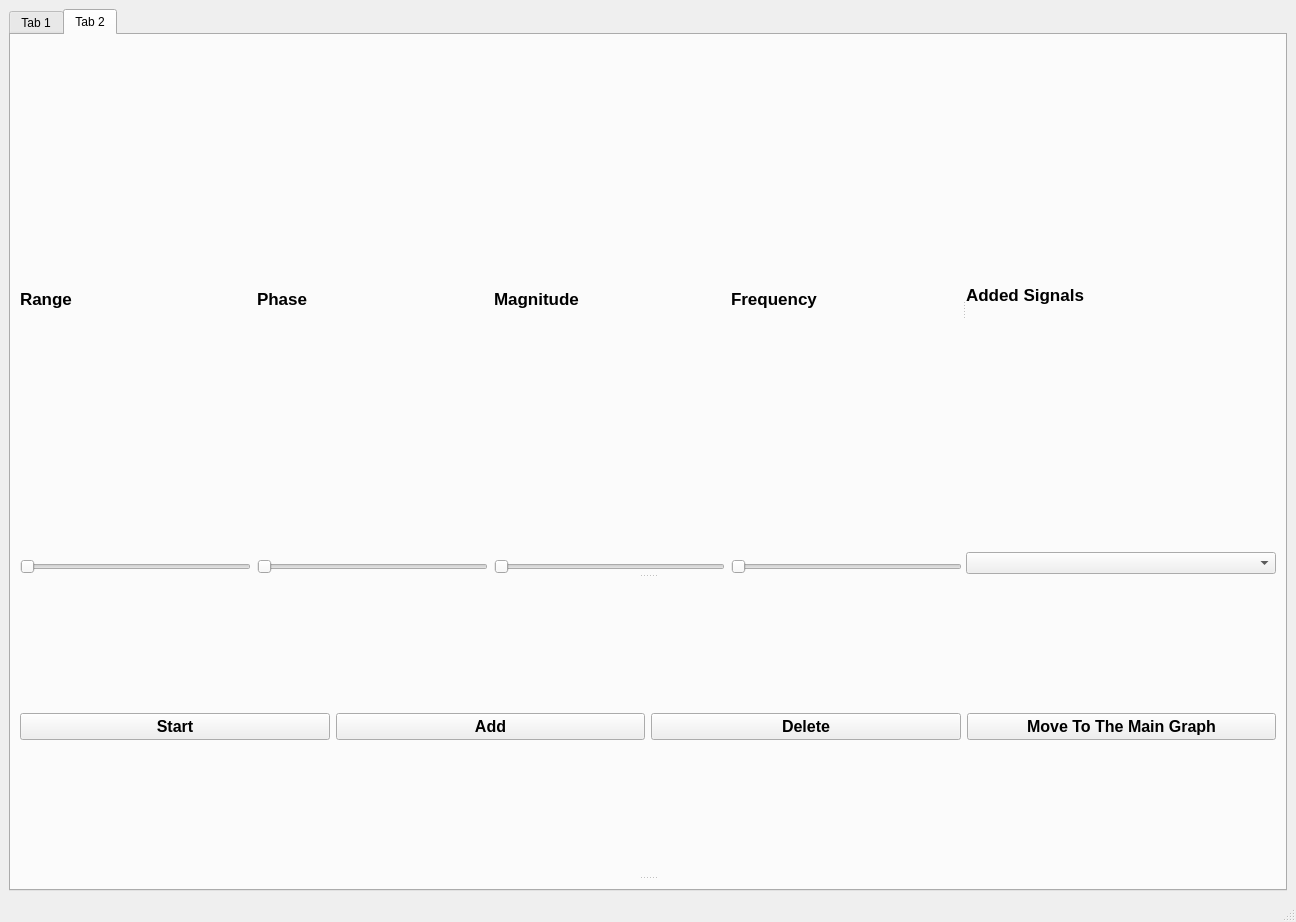
First picture: the form in task2.ui, repository Abdelrahman-Ashraf1/DSP-TASK2, before the edit.
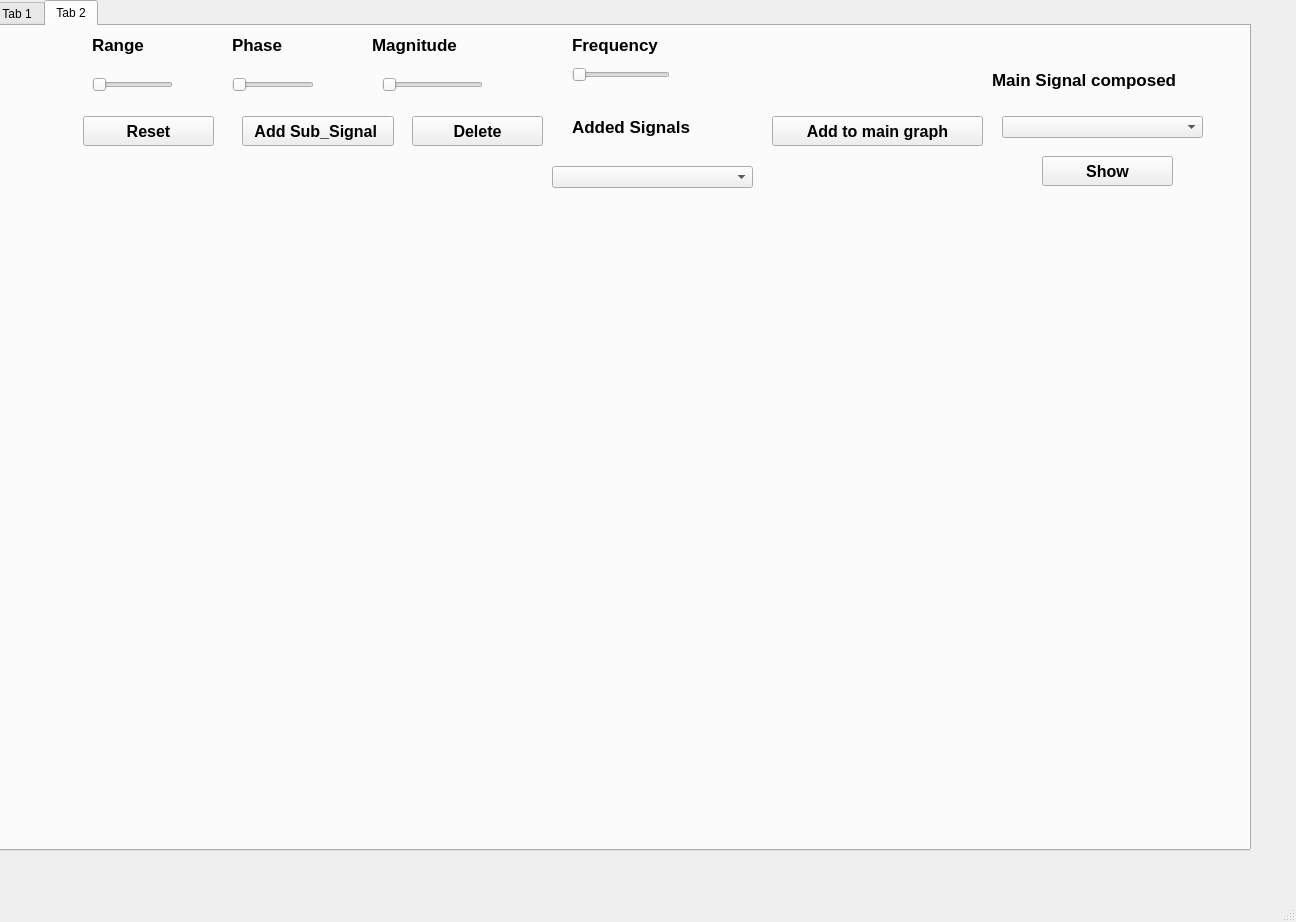
Second picture: the form after the edit. The open tabs and pages were chosen to show the change.

```diff
--- a/task2.ui
+++ b/task2.ui
@@ -14,29 +14,34 @@
    <string>MainWindow</string>
   </property>
   <widget class="QWidget" name="centralwidget">
-   <layout class="QVBoxLayout" name="verticalLayout_9">
-    <item>
      <widget class="QTabWidget" name="tabWidget">
+    <property name="geometry">
+     <rect>
+      <x>-10</x>
+      <y>0</y>
+      <width>1261</width>
+      <height>851</height>
+     </rect>
+    </property>
       <property name="styleSheet">
        <string notr="true"/>
       </property>
       <property name="currentIndex">
-       <number>0</number>
+     <number>1</number>
       </property>
       <widget class="QWidget" name="tab">
        <attribute name="title">
         <string>Tab 1</string>
        </attribute>
-       <layout class="QVBoxLayout" name="verticalLayout_12">
-        <item>
-         <widget class="QSplitter" name="splitter_6">
-          <property name="orientation">
-           <enum>Qt::Vertical</enum>
-          </property>
-          <widget class="QWidget" name="">
-           <layout class="QVBoxLayout" name="verticalLayout_11">
-            <item>
              <widget class="QLabel" name="label">
+      <property name="geometry">
+       <rect>
+        <x>10</x>
+        <y>10</y>
+        <width>346</width>
+        <height>23</height>
+       </rect>
+      </property>
               <property name="font">
                <font>
                 <pointsize>13</pointsize>
@@ -48,45 +53,15 @@
                <string>Signal Sampling and Reconstruction</string>
               </property>
              </widget>
-            </item>
-            <item>
-             <layout class="QVBoxLayout" name="verticalLayout_10">
-              <item>
-               <layout class="QHBoxLayout" name="horizontalLayout_4">
-                <item>
-                 <widget class="QPushButton" name="browse">
-                  <property name="font">
-                   <font>
-                    <pointsize>12</pointsize>
-                    <weight>75</weight>
-                    <bold>true</bold>
-                   </font>
-                  </property>
-                  <property name="text">
-                   <string>Browse</string>
-                  </property>
-                 </widget>
-                </item>
-                <item>
-                 <widget class="QPushButton" name="browse_2">
-                  <property name="font">
-                   <font>
-                    <pointsize>12</pointsize>
-                    <weight>75</weight>
-                    <bold>true</bold>
-                   </font>
-                  </property>
-                  <property name="text">
-                   <string>show</string>
-                  </property>
-                 </widget>
-                </item>
-               </layout>
-              </item>
-              <item>
-               <layout class="QVBoxLayout" name="verticalLayout_8">
-                <item>
                  <widget class="QLabel" name="label_5">
+      <property name="geometry">
+       <rect>
+        <x>12</x>
+        <y>79</y>
+        <width>356</width>
+        <height>16</height>
+       </rect>
+      </property>
                   <property name="font">
                    <font>
                     <pointsize>11</pointsize>
@@ -98,28 +73,68 @@
                    <string>Sampling Signal Frequency</string>
                   </property>
                  </widget>
-                </item>
-                <item>
                  <widget class="QSlider" name="horizontalSlider">
+      <property name="geometry">
+       <rect>
+        <x>12</x>
+        <y>99</y>
+        <width>356</width>
+        <height>16</height>
+       </rect>
+      </property>
                   <property name="orientation">
                    <enum>Qt::Horizontal</enum>
                   </property>
                  </widget>
-                </item>
-               </layout>
-              </item>
-             </layout>
-            </item>
-           </layout>
-          </widget>
-          <widget class="QSplitter" name="splitter_5">
-           <property name="orientation">
-            <enum>Qt::Vertical</enum>
-           </property>
-           <widget class="QWidget" name="">
-            <layout class="QHBoxLayout" name="horizontalLayout_5">
-             <item>
+     <widget class="QPushButton" name="browse">
+      <property name="geometry">
+       <rect>
+        <x>12</x>
+        <y>41</y>
+        <width>82</width>
+        <height>30</height>
+       </rect>
+      </property>
+      <property name="font">
+       <font>
+        <pointsize>12</pointsize>
+        <weight>75</weight>
+        <bold>true</bold>
+       </font>
+      </property>
+      <property name="text">
+       <string>Browse</string>
+      </property>
+     </widget>
+     <widget class="QPushButton" name="browse_2">
+      <property name="geometry">
+       <rect>
+        <x>100</x>
+        <y>41</y>
+        <width>82</width>
+        <height>30</height>
+       </rect>
+      </property>
+      <property name="font">
+       <font>
+        <pointsize>12</pointsize>
+        <weight>75</weight>
+        <bold>true</bold>
+       </font>
+      </property>
+      <property name="text">
+       <string>show</string>
+      </property>
+     </widget>
               <widget class="QLabel" name="label_3">
+      <property name="geometry">
+       <rect>
+        <x>10</x>
+        <y>122</y>
+        <width>147</width>
+        <height>16</height>
+       </rect>
+      </property>
                <property name="font">
                 <font>
                  <pointsize>13</pointsize>
@@ -131,9 +146,15 @@
                 <string>Original Signal </string>
                </property>
               </widget>
-             </item>
-             <item>
               <widget class="QLabel" name="label_2">
+      <property name="geometry">
+       <rect>
+        <x>163</x>
+        <y>122</y>
+        <width>207</width>
+        <height>16</height>
+       </rect>
+      </property>
                <property name="font">
                 <font>
                  <pointsize>13</pointsize>
@@ -145,49 +166,171 @@
                 <string>Reconstructed signal </string>
                </property>
               </widget>
-             </item>
-            </layout>
-           </widget>
-           <widget class="QSplitter" name="splitter">
-            <property name="orientation">
-             <enum>Qt::Horizontal</enum>
-            </property>
-            <widget class="QWidget" name="verticalLayoutWidget_2">
-             <layout class="QVBoxLayout" name="verticalLayout"/>
-            </widget>
-            <widget class="QWidget" name="verticalLayoutWidget_3">
-             <layout class="QVBoxLayout" name="verticalLayout_2"/>
-            </widget>
-           </widget>
-          </widget>
-         </widget>
-        </item>
-       </layout>
       </widget>
       <widget class="QWidget" name="tab_2">
        <attribute name="title">
         <string>Tab 2</string>
        </attribute>
-       <layout class="QHBoxLayout" name="horizontalLayout_3">
-        <item>
-         <widget class="QSplitter" name="splitter_4">
-          <property name="orientation">
-           <enum>Qt::Vertical</enum>
-          </property>
-          <widget class="QSplitter" name="splitter_3">
-           <property name="orientation">
-            <enum>Qt::Vertical</enum>
-           </property>
-           <widget class="QSplitter" name="splitter_2">
-            <property name="orientation">
-             <enum>Qt::Horizontal</enum>
-            </property>
+     <widget class="QComboBox" name="comboBox_2">
+      <property name="geometry">
+       <rect>
+        <x>1010</x>
+        <y>90</y>
+        <width>201</width>
+        <height>22</height>
+       </rect>
+      </property>
+     </widget>
+     <widget class="QLabel" name="label_16">
+      <property name="geometry">
+       <rect>
+        <x>1000</x>
+        <y>38</y>
+        <width>221</width>
+        <height>31</height>
+       </rect>
+      </property>
+      <property name="font">
+       <font>
+        <pointsize>13</pointsize>
+        <weight>75</weight>
+        <bold>true</bold>
+       </font>
+      </property>
+      <property name="text">
+       <string>Main Signal composed</string>
+      </property>
+     </widget>
+     <widget class="QComboBox" name="comboBox_3">
+      <property name="geometry">
+       <rect>
+        <x>560</x>
+        <y>140</y>
+        <width>201</width>
+        <height>22</height>
+       </rect>
+      </property>
+     </widget>
+     <widget class="QPushButton" name="ShowButton_2">
+      <property name="geometry">
+       <rect>
+        <x>1050</x>
+        <y>130</y>
+        <width>131</width>
+        <height>30</height>
+       </rect>
+      </property>
+      <property name="font">
+       <font>
+        <pointsize>12</pointsize>
+        <weight>75</weight>
+        <bold>true</bold>
+       </font>
+      </property>
+      <property name="text">
+       <string>Show</string>
+      </property>
+     </widget>
             <widget class="QWidget" name="">
+      <property name="geometry">
+       <rect>
+        <x>30</x>
+        <y>240</y>
+        <width>1221</width>
+        <height>581</height>
+       </rect>
+      </property>
              <layout class="QHBoxLayout" name="horizontalLayout">
               <item>
-               <layout class="QVBoxLayout" name="verticalLayout_3">
+        <layout class="QVBoxLayout" name="BasisFunctionLayout"/>
+       </item>
                 <item>
+        <layout class="QVBoxLayout" name="verticalLayout"/>
+       </item>
+      </layout>
+     </widget>
+     <widget class="QPushButton" name="AddButton">
+      <property name="geometry">
+       <rect>
+        <x>250</x>
+        <y>90</y>
+        <width>152</width>
+        <height>30</height>
+       </rect>
+      </property>
+      <property name="font">
+       <font>
+        <pointsize>12</pointsize>
+        <weight>75</weight>
+        <bold>true</bold>
+       </font>
+      </property>
+      <property name="text">
+       <string>Add Sub_Signal </string>
+      </property>
+     </widget>
+     <widget class="QLabel" name="label_12">
+      <property name="geometry">
+       <rect>
+        <x>380</x>
+        <y>10</y>
+        <width>101</width>
+        <height>18</height>
+       </rect>
+      </property>
+      <property name="font">
+       <font>
+        <pointsize>13</pointsize>
+        <weight>75</weight>
+        <bold>true</bold>
+       </font>
+      </property>
+      <property name="text">
+       <string>Magnitude</string>
+      </property>
+     </widget>
+     <widget class="QPushButton" name="pushButton_2">
+      <property name="geometry">
+       <rect>
+        <x>420</x>
+        <y>90</y>
+        <width>131</width>
+        <height>30</height>
+       </rect>
+      </property>
+      <property name="font">
+       <font>
+        <pointsize>12</pointsize>
+        <weight>75</weight>
+        <bold>true</bold>
+       </font>
+      </property>
+      <property name="text">
+       <string>Delete</string>
+      </property>
+     </widget>
+     <widget class="QSlider" name="freqslider">
+      <property name="geometry">
+       <rect>
+        <x>580</x>
+        <y>40</y>
+        <width>98</width>
+        <height>17</height>
+       </rect>
+      </property>
+      <property name="orientation">
+       <enum>Qt::Horizontal</enum>
+      </property>
+     </widget>
                  <widget class="QLabel" name="label_15">
+      <property name="geometry">
+       <rect>
+        <x>100</x>
+        <y>10</y>
+        <width>81</width>
+        <height>18</height>
+       </rect>
+      </property>
                   <property name="font">
                    <font>
                     <pointsize>13</pointsize>
@@ -199,20 +342,61 @@
                    <string>Range</string>
                   </property>
                  </widget>
-                </item>
-                <item>
+     <widget class="QPushButton" name="pushButton_4">
+      <property name="geometry">
+       <rect>
+        <x>780</x>
+        <y>90</y>
+        <width>211</width>
+        <height>30</height>
+       </rect>
+      </property>
+      <property name="font">
+       <font>
+        <pointsize>12</pointsize>
+        <weight>75</weight>
+        <bold>true</bold>
+       </font>
+      </property>
+      <property name="text">
+       <string>Add to main graph</string>
+      </property>
+     </widget>
+     <widget class="QSlider" name="phaseslider">
+      <property name="geometry">
+       <rect>
+        <x>240</x>
+        <y>50</y>
+        <width>82</width>
+        <height>17</height>
+       </rect>
+      </property>
+      <property name="orientation">
+       <enum>Qt::Horizontal</enum>
+      </property>
+     </widget>
                  <widget class="QSlider" name="rangeslider">
+      <property name="geometry">
+       <rect>
+        <x>100</x>
+        <y>50</y>
+        <width>81</width>
+        <height>17</height>
+       </rect>
+      </property>
                   <property name="orientation">
                    <enum>Qt::Horizontal</enum>
                   </property>
                  </widget>
-                </item>
-               </layout>
-              </item>
-              <item>
-               <layout class="QVBoxLayout" name="verticalLayout_4">
-                <item>
                  <widget class="QLabel" name="label_13">
+      <property name="geometry">
+       <rect>
+        <x>240</x>
+        <y>10</y>
+        <width>82</width>
+        <height>18</height>
+       </rect>
+      </property>
                   <property name="font">
                    <font>
                     <pointsize>13</pointsize>
@@ -224,72 +408,15 @@
                    <string>Phase</string>
                   </property>
                  </widget>
-                </item>
-                <item>
-                 <widget class="QSlider" name="phaseslider">
-                  <property name="orientation">
-                   <enum>Qt::Horizontal</enum>
-                  </property>
-                 </widget>
-                </item>
-               </layout>
-              </item>
-              <item>
-               <layout class="QVBoxLayout" name="verticalLayout_5">
-                <item>
-                 <widget class="QLabel" name="label_12">
-                  <property name="font">
-                   <font>
-                    <pointsize>13</pointsize>
-                    <weight>75</weight>
-                    <bold>true</bold>
-                   </font>
-                  </property>
-                  <property name="text">
-                   <string>Magnitude</string>
-                  </property>
-                 </widget>
-                </item>
-                <item>
-                 <widget class="QSlider" name="magslider">
-                  <property name="orientation">
-                   <enum>Qt::Horizontal</enum>
-                  </property>
-                 </widget>
-                </item>
-               </layout>
-              </item>
-              <item>
-               <layout class="QVBoxLayout" name="verticalLayout_6">
-                <item>
-                 <widget class="QLabel" name="label_11">
-                  <property name="font">
-                   <font>
-                    <pointsize>13</pointsize>
-                    <weight>75</weight>
-                    <bold>true</bold>
-                   </font>
-                  </property>
-                  <property name="text">
-                   <string>Frequency</string>
-                  </property>
-                 </widget>
-                </item>
-                <item>
-                 <widget class="QSlider" name="freqslider">
-                  <property name="orientation">
-                   <enum>Qt::Horizontal</enum>
-                  </property>
-                 </widget>
-                </item>
-               </layout>
-              </item>
-             </layout>
-            </widget>
-            <widget class="QWidget" name="">
-             <layout class="QVBoxLayout" name="verticalLayout_7">
-              <item>
                <widget class="QLabel" name="label_14">
+      <property name="geometry">
+       <rect>
+        <x>580</x>
+        <y>90</y>
+        <width>191</width>
+        <height>21</height>
+       </rect>
+      </property>
                 <property name="font">
                  <font>
                   <pointsize>13</pointsize>
@@ -301,31 +428,48 @@
                  <string>Added Signals</string>
                 </property>
                </widget>
-              </item>
-              <item>
-               <widget class="QComboBox" name="comboBox"/>
-              </item>
-             </layout>
-            </widget>
-           </widget>
-           <widget class="QWidget" name="">
-            <layout class="QHBoxLayout" name="horizontalLayout_2">
-             <item>
+     <widget class="QLabel" name="label_11">
+      <property name="geometry">
+       <rect>
+        <x>580</x>
+        <y>10</y>
+        <width>98</width>
+        <height>18</height>
+       </rect>
+      </property>
+      <property name="font">
+       <font>
+        <pointsize>13</pointsize>
+        <weight>75</weight>
+        <bold>true</bold>
+       </font>
+      </property>
+      <property name="text">
+       <string>Frequency</string>
+      </property>
+     </widget>
+     <widget class="QSlider" name="magslider">
+      <property name="geometry">
+       <rect>
+        <x>390</x>
+        <y>50</y>
+        <width>101</width>
+        <height>17</height>
+       </rect>
+      </property>
+      <property name="orientation">
+       <enum>Qt::Horizontal</enum>
+      </property>
+     </widget>
               <widget class="QPushButton" name="ShowButton">
-               <property name="font">
-                <font>
-                 <pointsize>12</pointsize>
-                 <weight>75</weight>
-                 <bold>true</bold>
-                </font>
-               </property>
-               <property name="text">
-                <string>Start</string>
-               </property>
-              </widget>
-             </item>
-             <item>
-              <widget class="QPushButton" name="AddButton">
+      <property name="geometry">
+       <rect>
+        <x>91</x>
+        <y>90</y>
+        <width>131</width>
+        <height>30</height>
+       </rect>
+      </property>
                <property name="font">
                 <font>
                  <pointsize>12</pointsize>
@@ -334,51 +478,11 @@
                 </font>
                </property>
                <property name="text">
-                <string>Add</string>
-               </property>
-              </widget>
-             </item>
-             <item>
-              <widget class="QPushButton" name="pushButton_2">
-               <property name="font">
-                <font>
-                 <pointsize>12</pointsize>
-                 <weight>75</weight>
-                 <bold>true</bold>
-                </font>
-               </property>
-               <property name="text">
-                <string>Delete</string>
-               </property>
-              </widget>
-             </item>
-             <item>
-              <widget class="QPushButton" name="pushButton_4">
-               <property name="font">
-                <font>
-                 <pointsize>12</pointsize>
-                 <weight>75</weight>
-                 <bold>true</bold>
-                </font>
-               </property>
-               <property name="text">
-                <string>Move To The Main Graph</string>
-               </property>
-              </widget>
-             </item>
-            </layout>
-           </widget>
-          </widget>
-          <widget class="QWidget" name="verticalLayoutWidget">
-           <layout class="QVBoxLayout" name="BasisFunctionLayout"/>
-          </widget>
-         </widget>
-        </item>
-       </layout>
-      </widget>
-     </widget>
-    </item>
-   </layout>
+       <string>Reset</string>
+      </property>
+     </widget>
+    </widget>
+   </widget>
   </widget>
   <widget class="QMenuBar" name="menubar">
    <property name="geometry">
@@ -386,7 +490,7 @@
      <x>0</x>
      <y>0</y>
      <width>1296</width>
-     <height>26</height>
+     <height>23</height>
     </rect>
    </property>
   </widget>
```
Lines whose indentation alone changed are shown as unchanged.
